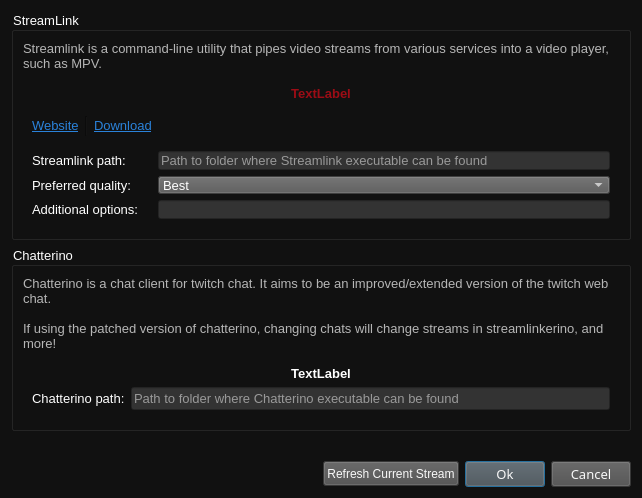
Qt form src/SubmodulesDialog.ui (JohnCiubuc/StreamLinkerino) before a commit.
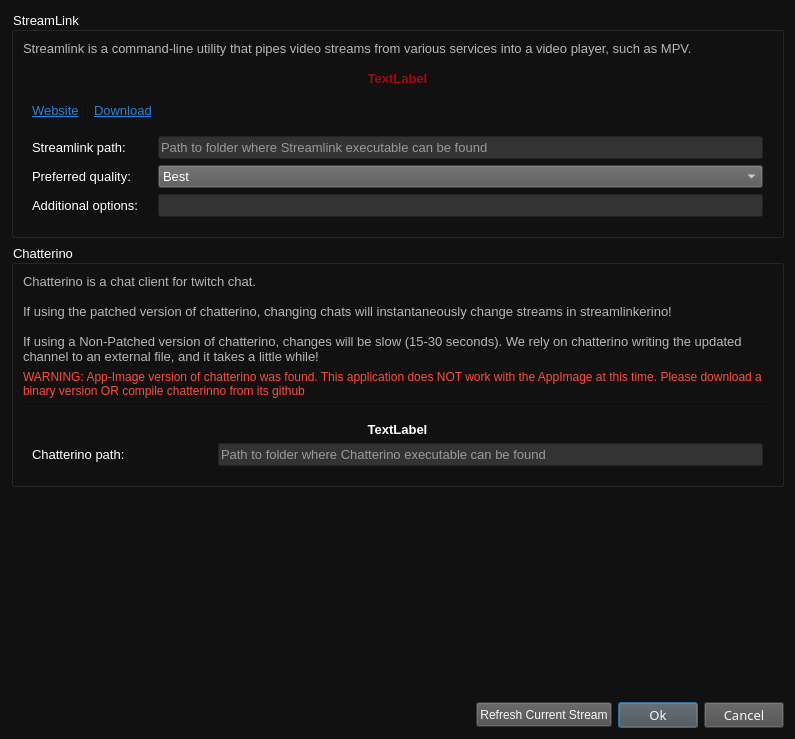
The same form after that commit.

Commit message: Found chatterino issue was associated with appimage. Now have a warning about that, so should work from here on

```diff
--- a/src/SubmodulesDialog.ui
+++ b/src/SubmodulesDialog.ui
@@ -6,8 +6,8 @@
    <rect>
     <x>0</x>
     <y>0</y>
-    <width>642</width>
-    <height>498</height>
+    <width>795</width>
+    <height>739</height>
    </rect>
   </property>
   <property name="windowTitle">
@@ -96,7 +96,6 @@
            <property name="font">
             <font>
              <pointsize>10</pointsize>
-             <weight>75</weight>
              <bold>true</bold>
             </font>
            </property>
@@ -249,7 +248,6 @@
               <property name="font">
                <font>
                 <pointsize>10</pointsize>
-                <weight>50</weight>
                 <bold>false</bold>
                 <underline>true</underline>
                </font>
@@ -279,7 +277,6 @@
               <property name="font">
                <font>
                 <pointsize>10</pointsize>
-                <weight>50</weight>
                 <bold>false</bold>
                 <underline>true</underline>
                </font>
@@ -448,15 +445,37 @@
          <string notr="true">color: #B6B6B6;</string>
         </property>
         <property name="text">
-         <string>Chatterino is a chat client for twitch chat. It aims to be an improved/extended version of the twitch web chat. 
+         <string>Chatterino is a chat client for twitch chat. 
 
-If using the patched version of chatterino, changing chats will change streams in streamlinkerino, and more!</string>
+If using the patched version of chatterino, changing chats will instantaneously change streams in streamlinkerino!
+
+If using a Non-Patched version of chatterino, changes will be slow (15-30 seconds). We rely on chatterino writing the updated channel to an external file, and it takes a little while!</string>
         </property>
         <property name="wordWrap">
          <bool>true</bool>
         </property>
        </widget>
       </item>
+      <item>
+       <widget class="QLabel" name="label_appimage_warning">
+        <property name="styleSheet">
+         <string notr="true">color: rgb(255, 76, 60);</string>
+        </property>
+        <property name="text">
+         <string>WARNING: App-Image version of chatterino was found. This application does NOT work with the AppImage at this time. Please download a binary version OR compile chatterinno from its github</string>
+        </property>
+        <property name="wordWrap">
+         <bool>true</bool>
+        </property>
+       </widget>
+      </item>
+      <item>
+       <widget class="Line" name="line_2">
+        <property name="orientation">
+         <enum>Qt::Horizontal</enum>
+        </property>
+       </widget>
+      </item>
       <item>
        <widget class="QWidget" name="widget_2" native="true">
         <property name="font">
@@ -465,24 +484,7 @@
          </font>
         </property>
         <layout class="QGridLayout" name="gridLayout_3">
-         <item row="0" column="0" colspan="2">
-          <widget class="QLabel" name="label_chatterinoAlert">
-           <property name="font">
-            <font>
-             <pointsize>10</pointsize>
-             <weight>75</weight>
-             <bold>true</bold>
-            </font>
-           </property>
-           <property name="text">
-            <string>TextLabel</string>
-           </property>
-           <property name="alignment">
-            <set>Qt::AlignCenter</set>
-           </property>
-          </widget>
-         </item>
-         <item row="2" column="1">
+         <item row="3" column="1">
           <widget class="QLineEdit" name="lineEdit_chatterinoPath">
            <property name="font">
             <font>
@@ -500,8 +502,14 @@
            </property>
           </widget>
          </item>
-         <item row="2" column="0">
+         <item row="3" column="0">
           <widget class="QLabel" name="label_6">
+           <property name="minimumSize">
+            <size>
+             <width>180</width>
+             <height>0</height>
+            </size>
+           </property>
            <property name="maximumSize">
             <size>
              <width>120</width>
@@ -521,6 +529,22 @@
            </property>
           </widget>
          </item>
+         <item row="1" column="0" colspan="2">
+          <widget class="QLabel" name="label_chatterinoAlert">
+           <property name="font">
+            <font>
+             <pointsize>10</pointsize>
+             <bold>true</bold>
+            </font>
+           </property>
+           <property name="text">
+            <string>TextLabel</string>
+           </property>
+           <property name="alignment">
+            <set>Qt::AlignCenter</set>
+           </property>
+          </widget>
+         </item>
         </layout>
        </widget>
       </item>
```
The commit also changes 3 other files.
